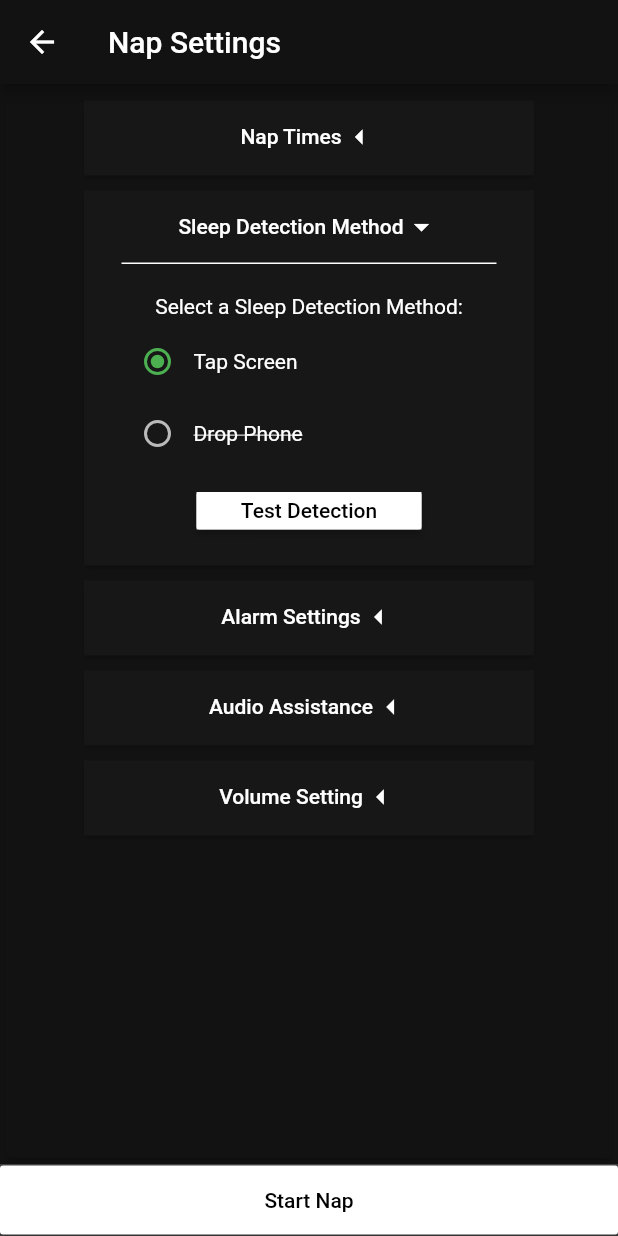
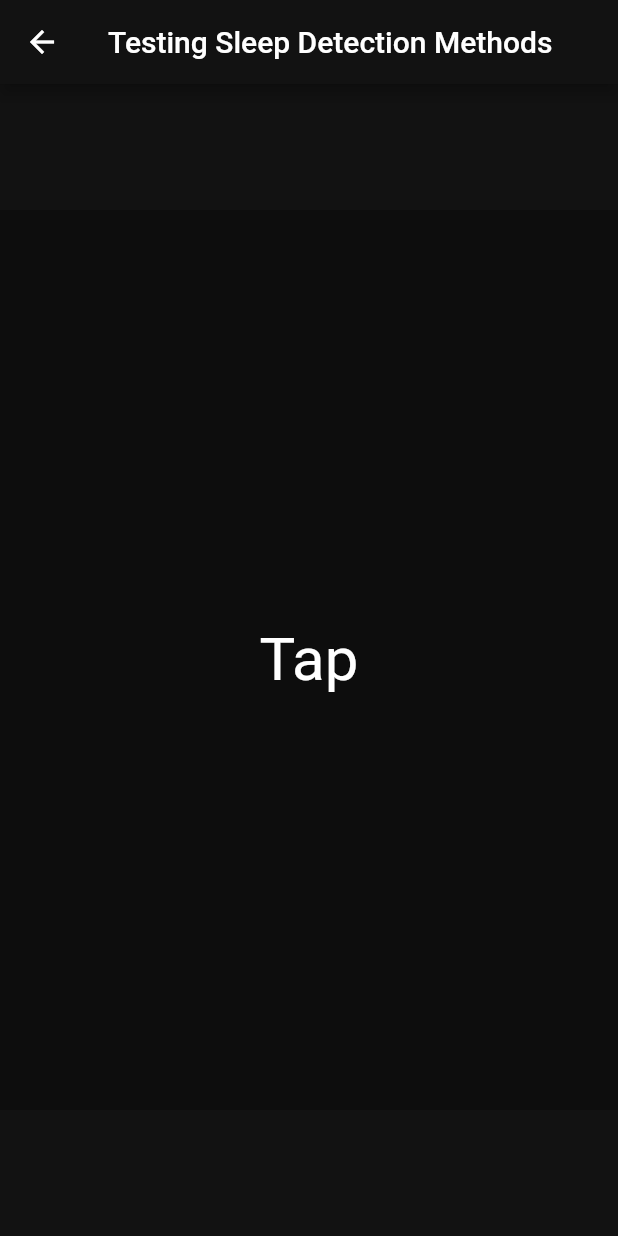
Before and after one commit to TimProctorAUT/NapApp, a Flutter app: the NapSettings screen opened directly, after a tap on "Nap Times", after a tap on "Sleep Detection Method", after a tap on "Test Detection", on a phone screen of 412 x 824 dp. Run offline on Flutter 3.47's test engine with Material 2 defaults, Android fonts, the phone set to English and light mode, and no system bars; our stand-ins replace audioplayers; missing offline and left inert: flutter_ringtone_player, vibrate.

Commit message:
added test sleep detection

```diff
--- a/nap_app/lib/setting.dart
+++ b/nap_app/lib/setting.dart
@@ -1,4 +1,6 @@
 class NapSettingsData{
+
+  final int vibrationInterval = 10;
 
   final int napLimit;
   final int napLength;
--- a/nap_app/lib/sleep_detection/sleepDetection.dart
+++ b/nap_app/lib/sleep_detection/sleepDetection.dart
@@ -57,12 +57,12 @@ class SleepStateAlgorithm{
   checkStateChangeRequired(){
     print("Checking current sleep state");
     print("Current State: ${this._sleepState}");
-    if(this.missedDetectionEvents > 1 && _sleepState == SleepState.awake){
+    if(this.missedDetectionEvents > 5 && _sleepState == SleepState.awake){
       _sleepState = SleepState.dozing;
       print("State changed to 'Dozing'");
     }
 
-    if(this.missedDetectionEvents > 2 && _sleepState == SleepState.dozing){
+    if(this.missedDetectionEvents > 10 && _sleepState == SleepState.dozing){
       _sleepState = SleepState.sleeping;
       print("State changed to 'Sleeping'");
     }
--- a/nap_app/lib/sleep_detection/tapPage.dart
+++ b/nap_app/lib/sleep_detection/tapPage.dart
@@ -89,12 +89,12 @@ class _TapMethodState extends State<TapMethod> with WidgetsBindingObserver{
 //Starts the vibrate timer.
 //Contains all code run on every timer tick.
   _startTimer(){
-    _timer = Timer.periodic(Duration(seconds: 10), (timer) {
+    _timer = Timer.periodic(Duration(seconds: widget.settings.vibrationInterval), (timer) {
       setState(() {
         print("~~~~~~~~~~ Loop No. $loopCount ~~~~~~~~~~");
         //This block of code will run every vibrationInterval (5) seconds.
-        //_ssa.setNapInformation(this.widget.settings.napLimit, this.widget.settings.napLength);
-        _ssa.setNapInformation(2, 1);
+        _ssa.setNapInformation(this.widget.settings.napLimit, this.widget.settings.napLength);
+        //_ssa.setNapInformation(2, 1);
         if(_tapState == TapState.canTap){
           incrementMissedTapsCount();
         }
--- /dev/null
+++ b/nap_app/lib/views/detectionTestPage.dart
@@ -0,0 +1,89 @@
+import 'dart:async';
+
+import 'package:first_app/setting.dart';
+import 'package:flutter/material.dart';
+import 'package:vibrate/vibrate.dart';
+
+enum TapState{
+  canTap,
+  waitForTimer
+}
+
+class DetectionTest extends StatefulWidget {
+
+  final int detectionMethod;
+  final NapSettingsData settings;
+  DetectionTest({this.detectionMethod, this.settings});
+
+  @override
+  _DetectionTestState createState() => _DetectionTestState();
+}
+
+class _DetectionTestState extends State<DetectionTest> {
+  TapState _tapState = TapState.canTap;
+  bool _firstTap = true;
+  Timer _timer;
+
+  @override
+  void dispose(){
+    _timer.cancel();
+    super.dispose();
+  }
+
+  @override
+  Widget build(BuildContext context) {
+    return Scaffold(
+      appBar: AppBar(
+        title: Text("Testing Sleep Detection Methods"),
+      ),
+      body: widget.detectionMethod == 0 ? buildTapPage() : buildDropPage(),
+    );
+  }
+
+  tapTimerStart(){
+    _timer = Timer.periodic(Duration(seconds: 10), (timer) {
+      setState(() {
+        //This block of code will run every vibrationInterval (10) seconds.
+        _tapState = TapState.canTap;
+        Vibrate.feedback(FeedbackType.warning);
+      });
+    });
+  }
+
+  tapPageTap(){
+    setState(() {
+      if(_firstTap){
+        tapTimerStart();
+        _firstTap = false;
+      }
+      _tapState = TapState.waitForTimer;
+    });
+  }
+
+  Widget buildTapPage(){
+    print("tap");
+    return GestureDetector(
+      onTap: () => tapPageTap(),
+      child: Column(
+        mainAxisAlignment: MainAxisAlignment.center,
+        crossAxisAlignment: CrossAxisAlignment.stretch,
+        children: <Widget>[
+          SizedBox(
+            height: 600,
+            child: SafeArea(
+              child: Container(
+                color: Colors.black26,
+                child: _tapState == TapState.waitForTimer ? Text("Wait") : Text("Tap", style: TextStyle(fontSize: 40), textAlign: TextAlign.center,),
+                alignment: Alignment(0.0, 0.0),
+              ),
+            ),
+          )
+        ],
+      ),
+    );
+  }
+
+  buildDropPage(){
+    print("drop");
+  }
+}
--- a/nap_app/lib/views/napSettingPage.dart
+++ b/nap_app/lib/views/napSettingPage.dart
@@ -1,6 +1,7 @@
 import 'dart:convert';
 import 'dart:io';
 
+import 'package:first_app/views/detectionTestPage.dart';
 import 'package:flutter/material.dart';
 import 'package:flutter_ringtone_player/flutter_ringtone_player.dart';
 //import '../sleep_detection/tapInstruction.dart' as SleepDetection;
@@ -293,7 +294,7 @@ class _NapSettingsState extends State<NapSettings> {
                                               groupValue: detectionMethod,
                                             ),
 
-                                            Text('Drop Phone', style: TextStyle(decoration: TextDecoration.lineThrough),),
+                                            Text(' Drop Phone ', style: TextStyle(decoration: TextDecoration.lineThrough),),
                                           ],
                                         ),
 
@@ -312,9 +313,7 @@ class _NapSettingsState extends State<NapSettings> {
                                                 child: RaisedButton(
                                                   color: Colors.white,
                                                   child: Text('Test Detection', style: TextStyle(color: Colors.black),),
-                                                  onPressed: (){}
-                                                  //Leaving onPressed blank disables the button.
-                                                  //Since page is not testable yet.
+                                                  onPressed: () => testDetectionMethod(detectionMethod)
                                                 ),
                                               ),
                                               ],
@@ -751,7 +750,11 @@ class _NapSettingsState extends State<NapSettings> {
   }
 
   testDetectionMethod(int methodSelected){
-    //code goes here.
+    Navigator.push(context,
+      MaterialPageRoute(
+          builder: (context) => DetectionTest(detectionMethod: methodSelected,)
+      ),
+    );
   }
 
   navigateToNap(){
```
